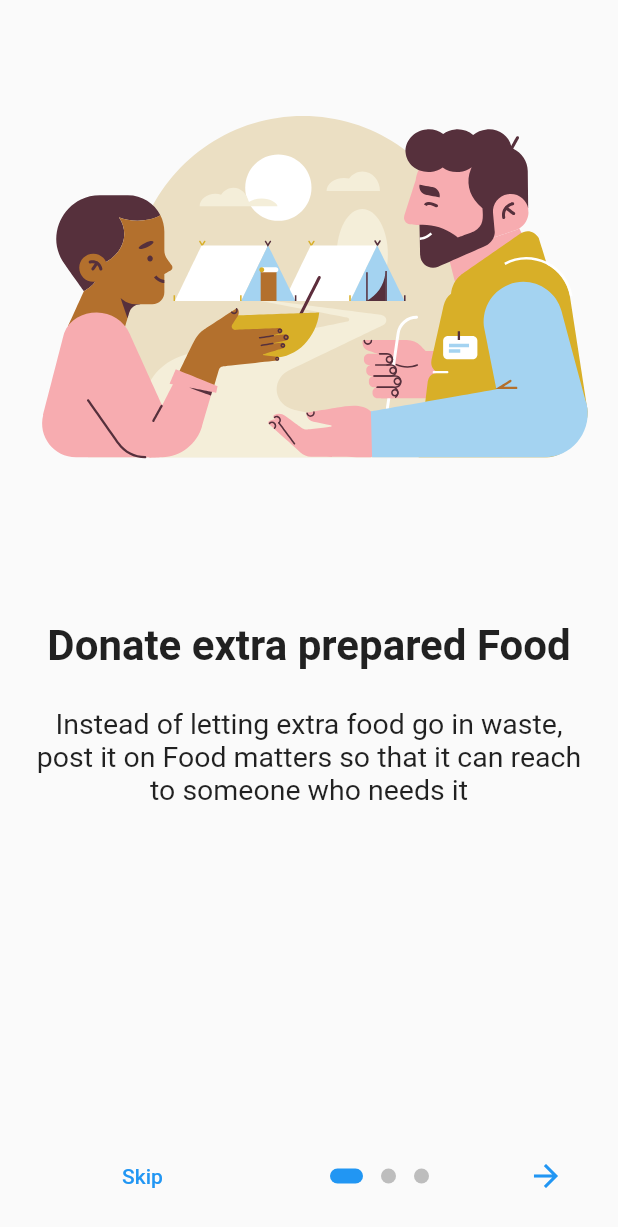
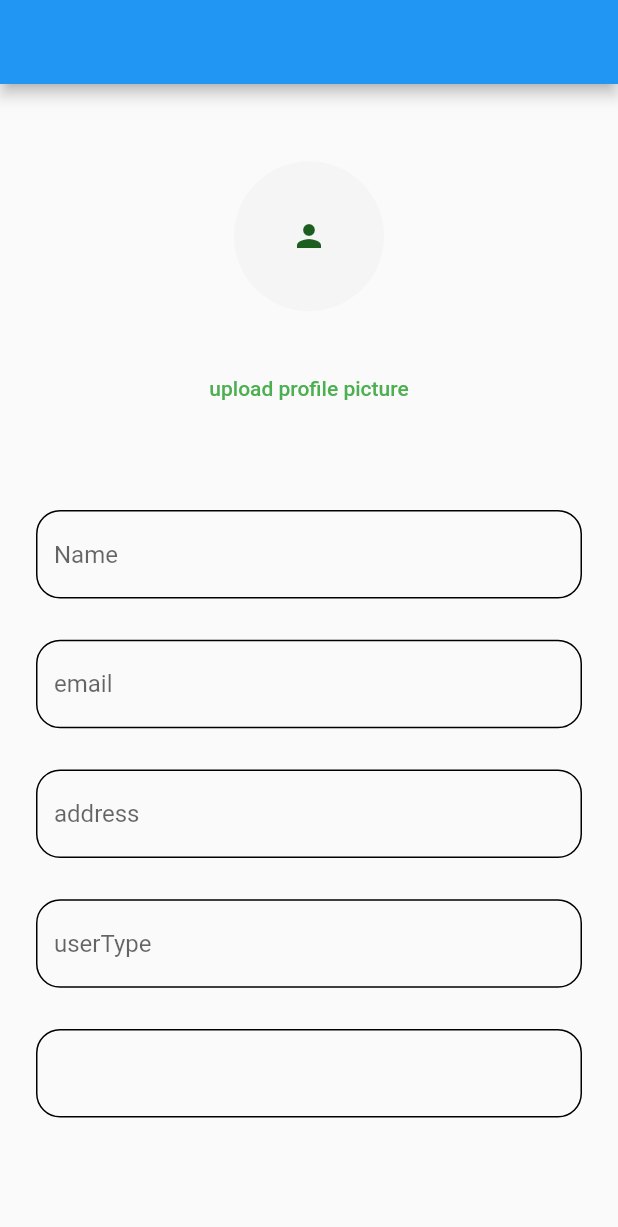
Before and after one commit to abhyas132/Food-Mattters, a Flutter app: the screen it shows after launch, on a phone screen of 412 x 824 dp. Shown: the top 1227 px of the screen. Run offline on Flutter 3.47's test engine with Material 2 defaults, Android fonts, the phone set to English and light mode, and no system bars; drawn by our look-alikes of introduction_screen; our stand-ins replace dio, firebase_auth, firebase_core, flutter_riverpod, google_fonts, image_picker and 2 more; accounts and stored records are empty.

Commit message:
updated files

```diff
--- a/lib/features/auth/repository/auth_repository.dart
+++ b/lib/features/auth/repository/auth_repository.dart
@@ -4,7 +4,7 @@ import 'package:flutter/cupertino.dart';
 import 'package:flutter_riverpod/flutter_riverpod.dart';
 import 'package:foods_matters/common/utils/show_snackbar.dart';
 import 'package:foods_matters/screens/home_screen.dart';
-import 'package:foods_matters/screens/otp_verification_screen.dart';
+import 'package:foods_matters/features/auth/screens/otp_verification_screen.dart';
 
 
 final authRepositoryProvider = Provider(
--- a/lib/screens/otp_screen.dart
+++ b/lib/features/auth/screens/otp_screen.dart
@@ -2,7 +2,7 @@ import 'package:flutter/material.dart';
 import 'package:flutter_riverpod/flutter_riverpod.dart';
 import 'package:foods_matters/common/utils/show_snackbar.dart';
 import 'package:foods_matters/features/auth/controller/auth_controller.dart';
-import 'package:foods_matters/screens/otp_verification_screen.dart';
+import 'package:foods_matters/features/auth/screens/otp_verification_screen.dart';
 import 'package:google_fonts/google_fonts.dart';
 import 'package:lottie/lottie.dart';
 
--- /dev/null
+++ b/lib/features/user_services/controller/user_controller.dart
@@ -0,0 +1,19 @@
+import 'package:flutter/material.dart';
+import 'package:flutter_riverpod/flutter_riverpod.dart';
+
+import '../repository/user_repository.dart';
+
+final userControllerProvider = Provider((ref) {
+  final userRepository = ref.watch(userRepositoryProvider);
+  return UserController(userRepository: userRepository);
+});
+
+class UserController {
+  final UserRepository userRepository;
+  UserController({required this.userRepository});
+
+  void selectImage(BuildContext context , bool useCamera) {
+    userRepository.getImage(useCamera);
+  }
+
+}
--- /dev/null
+++ b/lib/features/user_services/screens/registration_screen.dart
@@ -0,0 +1,115 @@
+import 'package:flutter/material.dart';
+import 'package:flutter_riverpod/flutter_riverpod.dart';
+import 'package:foods_matters/features/user_services/controller/user_controller.dart';
+
+final inputDecoration = InputDecoration(
+    enabledBorder: OutlineInputBorder(
+      borderSide: const BorderSide(color: Colors.black),
+      borderRadius: BorderRadius.circular(16),
+    ),
+    focusedBorder: OutlineInputBorder(
+      borderSide: const BorderSide(color: Colors.black, width: 3),
+      borderRadius: BorderRadius.circular(16),
+    ));
+
+class RegistrationScreen extends ConsumerWidget {
+  static const String routeName = '/RegistrationScreen';
+
+  @override
+  Widget build(BuildContext context, WidgetRef ref) {
+    final userController = ref.read(userControllerProvider);
+
+    return Scaffold(
+      resizeToAvoidBottomInset: false,
+      appBar: AppBar(),
+      body: Padding(
+        padding: const EdgeInsets.all(24.0),
+        child: Column(
+            mainAxisAlignment: MainAxisAlignment.spaceEvenly,
+            crossAxisAlignment: CrossAxisAlignment.center,
+            children: [
+              CircleAvatar(
+                radius: 50,
+                backgroundColor: Colors.grey.shade100,
+                foregroundColor: Colors.green.shade900,
+                child: const Icon(Icons.person),
+              ),
+              TextButton(
+                  onPressed: () {
+                    showModalBottomSheet(
+                        shape: const RoundedRectangleBorder(
+                            borderRadius: BorderRadius.vertical(
+                                top: Radius.circular(16))),
+                        context: context,
+                        builder: (ctx) {
+                          return Container(
+                            padding: const EdgeInsets.fromLTRB(10, 45, 10, 10),
+                            height: MediaQuery.of(context).size.height * 0.30,
+                            child: Column(
+                              mainAxisAlignment: MainAxisAlignment.spaceEvenly,
+                              children: [
+                                const Text('Upload image from'),
+                                SizedBox(
+                                  width:
+                                      MediaQuery.of(context).size.width * 0.7,
+                                  child: ElevatedButton(
+                                    child: const Text('Camera'),
+                                    onPressed: () {
+                                      userController.selectImage(context, true);
+                                    },
+                                  ),
+                                ),
+                                const Text('OR'),
+                                SizedBox(
+                                    width:
+                                        MediaQuery.of(context).size.width * 0.7,
+                                    child: ElevatedButton(
+                                      child: const Text('Gallery'),
+                                      onPressed: () {
+                                        userController.selectImage(
+                                            context, false);
+                                      },
+                                    )),
+                              ],
+                            ),
+                          );
+                        });
+                  },
+                  child: const Text(
+                    'upload profile picture',
+                    style: TextStyle(color: Colors.green),
+                  )),
+              const SizedBox(
+                height: 2,
+              ),
+              TextField(
+                decoration: inputDecoration.copyWith(
+                  hintText: 'Name',
+                ),
+              ),
+              TextField(
+                decoration: inputDecoration.copyWith(
+                  hintText: 'email',
+                ),
+              ),
+              TextField(
+                decoration: inputDecoration.copyWith(
+                  hintText: 'address',
+                ),
+              ),
+              TextField(
+                decoration: inputDecoration.copyWith(
+                  hintText: 'userType',
+                ),
+              ),
+              TextField(
+                decoration: inputDecoration,
+              ),
+              GestureDetector(
+                child: Container(),
+              )
+            ]),
+      ),
+    );
+  }
+}
--- a/lib/main.dart
+++ b/lib/main.dart
@@ -4,6 +4,7 @@ import 'package:flutter_riverpod/flutter_riverpod.dart';
 import 'package:foods_matters/firebase_options.dart';
 import 'package:foods_matters/router.dart';
 import 'package:foods_matters/screens/onboarding_screen.dart';
+import 'package:foods_matters/features/user_services/screens/registration_screen.dart';
 
 void main() async {
   WidgetsFlutterBinding.ensureInitialized();
@@ -28,7 +29,8 @@ class MyApp extends StatelessWidget {
         primarySwatch: Colors.blue,
       ),
       onGenerateRoute: (settings) => generateRoute(settings),
-      home: OnBoardingPage(),
+      // home: OnBoardingPage(),
+      home : RegistrationScreen(),
     );
   }
 }
--- a/lib/screens/onboarding_screen.dart
+++ b/lib/screens/onboarding_screen.dart
@@ -1,5 +1,5 @@
 import 'package:flutter/material.dart';
-import 'package:foods_matters/screens/otp_screen.dart';
+import 'package:foods_matters/features/auth/screens/otp_screen.dart';
 import 'package:introduction_screen/introduction_screen.dart';
 import 'package:lottie/lottie.dart';
 
--- a/pubspec.yaml
+++ b/pubspec.yaml
@@ -43,6 +43,8 @@ dependencies:
   firebase_auth: ^4.1.2
   flutter_riverpod: ^2.1.1
   introduction_screen: ^3.0.2
+  dio: ^4.0.6
+  image_picker: ^0.8.6
 
 
 dev_dependencies:
```
Also changed, not shown: lib/features/user_services/repository/user_repository.dart (added, +42 -0 lines), lib/models/user_model.dart (+20 -87 lines), lib/router.dart (+8 -2 lines), lib/features/auth/screens/otp_verification_screen.dart (renamed from lib/screens/otp_verification_screen.dart), pubspec.lock, 1 other file.
